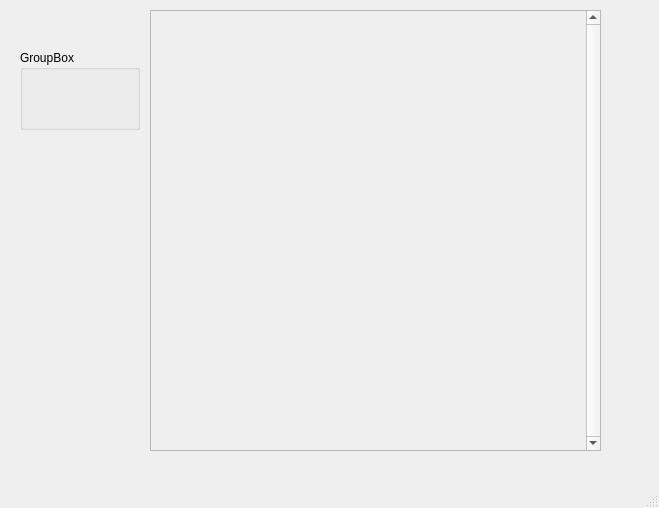
This is Version_2/reusable/Chat_Ui/Chat_box.ui in imyasin2000/pychat as Qt 5 draws it before an edit. The edited form follows.
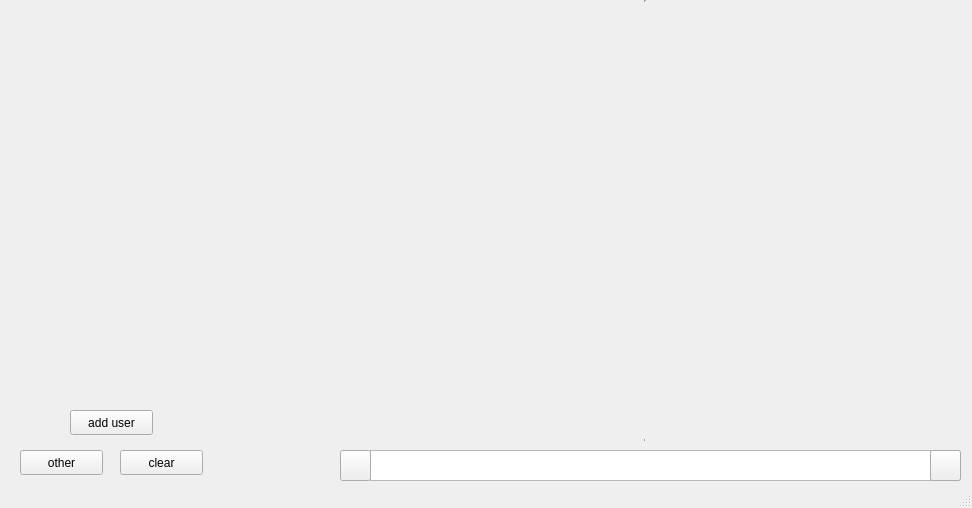
This is the edited form. Icons and pictures are not drawn.

Patch:
```diff
--- a/Version_2/reusable/Chat_Ui/Chat_box.ui
+++ b/Version_2/reusable/Chat_Ui/Chat_box.ui
@@ -6,7 +6,7 @@
    <rect>
     <x>0</x>
     <y>0</y>
-    <width>659</width>
+    <width>972</width>
     <height>508</height>
    </rect>
   </property>
@@ -14,30 +14,29 @@
    <string>MainWindow</string>
   </property>
   <widget class="QWidget" name="centralwidget">
-   <widget class="QGroupBox" name="groupBox">
-    <property name="geometry">
-     <rect>
-      <x>20</x>
-      <y>50</y>
-      <width>120</width>
-      <height>80</height>
-     </rect>
-    </property>
-    <property name="title">
-     <string>GroupBox</string>
-    </property>
-   </widget>
    <widget class="QScrollArea" name="scrollArea">
     <property name="geometry">
      <rect>
-      <x>150</x>
-      <y>10</y>
-      <width>451</width>
+      <x>320</x>
+      <y>0</y>
+      <width>651</width>
       <height>441</height>
      </rect>
     </property>
+    <property name="tabletTracking">
+     <bool>true</bool>
+    </property>
+    <property name="contextMenuPolicy">
+     <enum>Qt::DefaultContextMenu</enum>
+    </property>
+    <property name="frameShape">
+     <enum>QFrame::VLine</enum>
+    </property>
     <property name="verticalScrollBarPolicy">
-     <enum>Qt::ScrollBarAlwaysOn</enum>
+     <enum>Qt::ScrollBarAsNeeded</enum>
+    </property>
+    <property name="horizontalScrollBarPolicy">
+     <enum>Qt::ScrollBarAlwaysOff</enum>
     </property>
     <property name="widgetResizable">
      <bool>true</bool>
@@ -47,21 +46,203 @@
       <rect>
        <x>0</x>
        <y>0</y>
-       <width>435</width>
-       <height>439</height>
+       <width>647</width>
+       <height>437</height>
       </rect>
      </property>
      <layout class="QHBoxLayout" name="horizontalLayout">
       <item>
        <layout class="QVBoxLayout" name="verticalLayout">
         <item>
-         <layout class="QFormLayout" name="formLayout"/>
+         <layout class="QFormLayout" name="formLayout">
+          <property name="labelAlignment">
+           <set>Qt::AlignLeading|Qt::AlignLeft|Qt::AlignVCenter</set>
+          </property>
+          <property name="rightMargin">
+           <number>10</number>
+          </property>
+         </layout>
         </item>
        </layout>
       </item>
      </layout>
     </widget>
    </widget>
+   <widget class="QPushButton" name="send_b">
+    <property name="geometry">
+     <rect>
+      <x>930</x>
+      <y>450</y>
+      <width>31</width>
+      <height>31</height>
+     </rect>
+    </property>
+    <property name="cursor">
+     <cursorShape>PointingHandCursor</cursorShape>
+    </property>
+    <property name="text">
+     <string/>
+    </property>
+    <property name="icon">
+     <iconset>
+      <normaloff>../../icons/send2.png</normaloff>../../icons/send2.png</iconset>
+    </property>
+   </widget>
+   <widget class="QPushButton" name="other_b">
+    <property name="geometry">
+     <rect>
+      <x>20</x>
+      <y>450</y>
+      <width>83</width>
+      <height>25</height>
+     </rect>
+    </property>
+    <property name="text">
+     <string>other</string>
+    </property>
+   </widget>
+   <widget class="QPushButton" name="clear_b">
+    <property name="geometry">
+     <rect>
+      <x>120</x>
+      <y>450</y>
+      <width>83</width>
+      <height>25</height>
+     </rect>
+    </property>
+    <property name="text">
+     <string>clear</string>
+    </property>
+   </widget>
+   <widget class="QTextEdit" name="messegebox_t">
+    <property name="geometry">
+     <rect>
+      <x>370</x>
+      <y>450</y>
+      <width>561</width>
+      <height>31</height>
+     </rect>
+    </property>
+   </widget>
+   <widget class="QScrollArea" name="scrollArea_2">
+    <property name="geometry">
+     <rect>
+      <x>0</x>
+      <y>0</y>
+      <width>311</width>
+      <height>401</height>
+     </rect>
+    </property>
+    <property name="cursor" stdset="0">
+     <cursorShape>PointingHandCursor</cursorShape>
+    </property>
+    <property name="tabletTracking">
+     <bool>true</bool>
+    </property>
+    <property name="contextMenuPolicy">
+     <enum>Qt::DefaultContextMenu</enum>
+    </property>
+    <property name="layoutDirection">
+     <enum>Qt::LeftToRight</enum>
+    </property>
+    <property name="autoFillBackground">
+     <bool>false</bool>
+    </property>
+    <property name="frameShape">
+     <enum>QFrame::VLine</enum>
+    </property>
+    <property name="lineWidth">
+     <number>-1</number>
+    </property>
+    <property name="verticalScrollBarPolicy">
+     <enum>Qt::ScrollBarAsNeeded</enum>
+    </property>
+    <property name="horizontalScrollBarPolicy">
+     <enum>Qt::ScrollBarAlwaysOff</enum>
+    </property>
+    <property name="widgetResizable">
+     <bool>true</bool>
+    </property>
+    <widget class="QWidget" name="scrollAreaWidgetContents_2">
+     <property name="geometry">
+      <rect>
+       <x>0</x>
+       <y>0</y>
+       <width>315</width>
+       <height>405</height>
+      </rect>
+     </property>
+     <layout class="QHBoxLayout" name="horizontalLayout_2">
+      <item>
+       <layout class="QVBoxLayout" name="verticalLayout_2">
+        <item>
+         <layout class="QFormLayout" name="formLayout_2">
+          <property name="rowWrapPolicy">
+           <enum>QFormLayout::DontWrapRows</enum>
+          </property>
+          <property name="rightMargin">
+           <number>0</number>
+          </property>
+         </layout>
+        </item>
+       </layout>
+      </item>
+     </layout>
+    </widget>
+   </widget>
+   <widget class="QPushButton" name="user_b">
+    <property name="geometry">
+     <rect>
+      <x>70</x>
+      <y>410</y>
+      <width>83</width>
+      <height>25</height>
+     </rect>
+    </property>
+    <property name="text">
+     <string>add user</string>
+    </property>
+   </widget>
+   <widget class="QPushButton" name="record_b">
+    <property name="geometry">
+     <rect>
+      <x>930</x>
+      <y>450</y>
+      <width>31</width>
+      <height>31</height>
+     </rect>
+    </property>
+    <property name="cursor">
+     <cursorShape>PointingHandCursor</cursorShape>
+    </property>
+    <property name="text">
+     <string/>
+    </property>
+    <property name="icon">
+     <iconset>
+      <normaloff>../../icons/radio.png</normaloff>../../icons/radio.png</iconset>
+    </property>
+   </widget>
+   <widget class="QPushButton" name="attach_b">
+    <property name="geometry">
+     <rect>
+      <x>340</x>
+      <y>450</y>
+      <width>31</width>
+      <height>31</height>
+     </rect>
+    </property>
+    <property name="cursor">
+     <cursorShape>PointingHandCursor</cursorShape>
+    </property>
+    <property name="text">
+     <string/>
+    </property>
+    <property name="icon">
+     <iconset>
+      <normaloff>../../icons/clip.png</normaloff>../../icons/clip.png</iconset>
+    </property>
+   </widget>
   </widget>
   <widget class="QStatusBar" name="statusbar"/>
  </widget>
```
